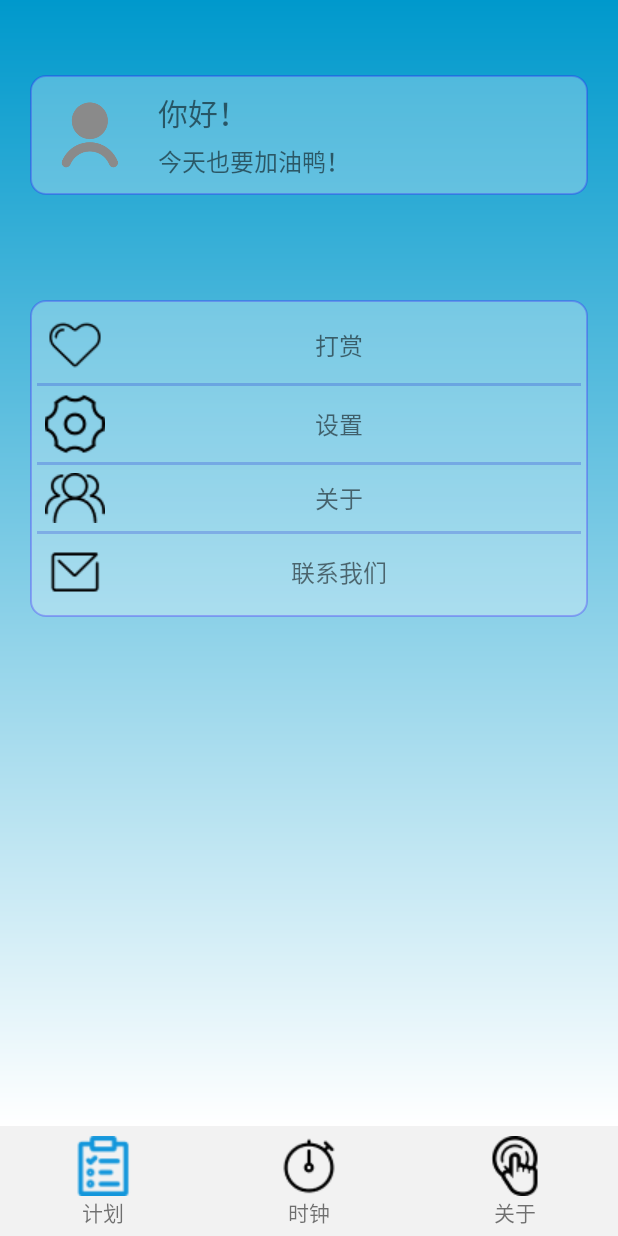
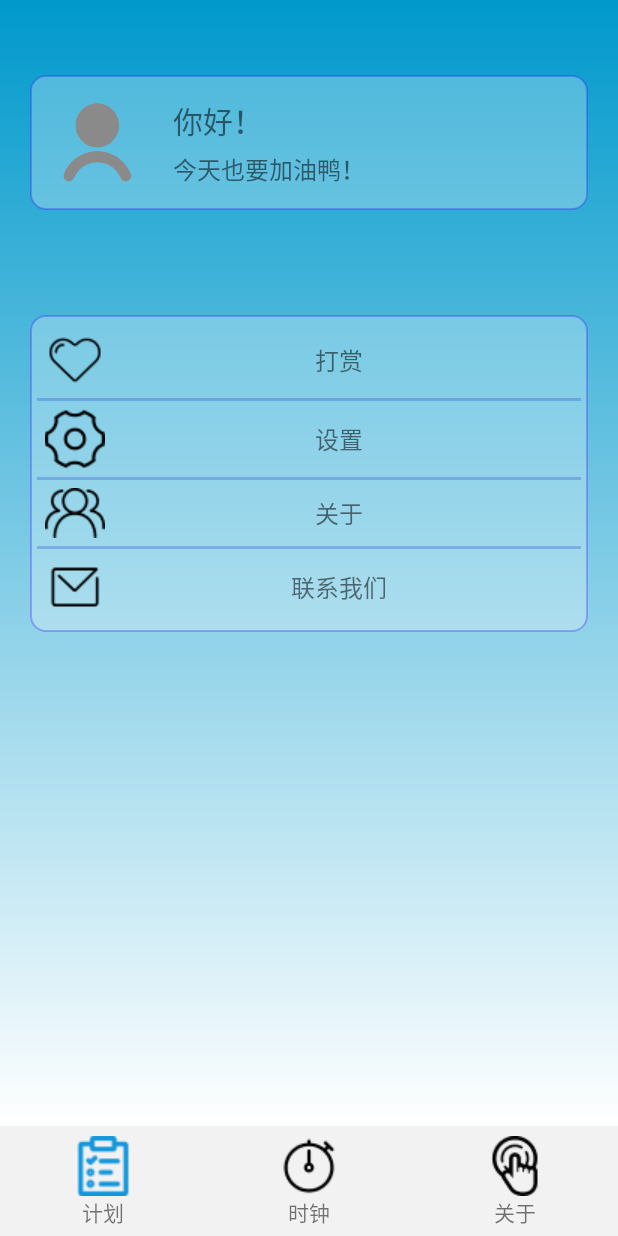
Before and after one commit to lovcFDS/Plan, an Android app: the fragment AboutFragment placed in its activity, on a phone screen of 412 x 824 dp. Run offline under Robolectric (Android 15) with nearby library versions, the light colour scheme and no system bars.

Commit message:
修复若干错误与bug。

```diff
--- a/app/src/main/res/layout/activity_setting.xml
+++ b/app/src/main/res/layout/activity_setting.xml
@@ -34,7 +34,6 @@
         <TextView
             android:layout_width="match_parent"
             android:layout_height="wrap_content"
-            android:layout_weight="2"
             android:text="学习：" />
 
         <SeekBar
@@ -69,8 +68,7 @@
         <TextView
             android:layout_width="match_parent"
             android:layout_height="wrap_content"
-            android:layout_weight="2"
-            android:text="学习：" />
+            android:text="休息：" />
 
         <SeekBar
             android:id="@+id/setting_seekbar_reset"
--- a/app/src/main/res/layout/fragment_about.xml
+++ b/app/src/main/res/layout/fragment_about.xml
@@ -23,8 +23,8 @@
 
             <ImageView
                 android:id="@+id/about_user_ic_icon"
-                android:layout_width="60dp"
-                android:layout_height="60dp"
+                android:layout_width="70dp"
+                android:layout_height="70dp"
                 android:layout_margin="5dp"
                 android:padding="5dp"
                 android:scaleType="centerCrop"
```
Also changed, not shown: app/src/main/java/com/example/plan/PlanTimeFragment.java (+12 -3 lines).
